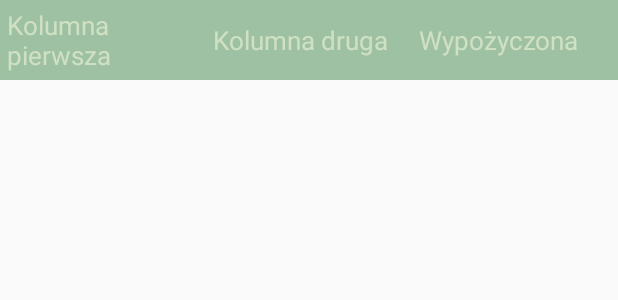
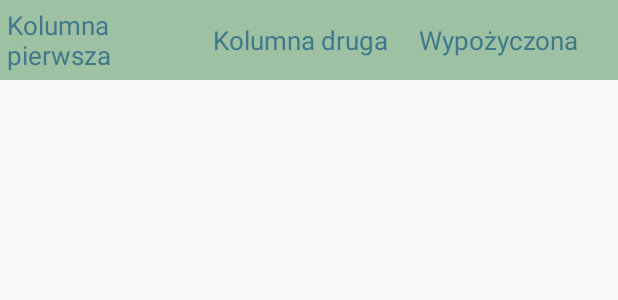
Before and after one commit to Rafi6677/APPozycze---Lending-App-Android, an Android app: the layout item_row.xml on its own in the app's theme, with its tools: preview values and no code run, on a phone screen of 412 x 824 dp. Shown: the top 300 px of the screen. Run offline under Robolectric (Android 15) with nearby library versions, the light colour scheme and no system bars.

Commit message:
Displaying books from database

```diff
--- a/app/src/main/java/com/example/appozycze/database/BookDAO.kt
+++ b/app/src/main/java/com/example/appozycze/database/BookDAO.kt
@@ -2,6 +2,7 @@ package com.example.appozycze.database
 
 import androidx.room.Dao
 import androidx.room.Insert
+import androidx.room.Query
 
 @Dao
 interface BookDAO {
@@ -9,4 +10,7 @@ interface BookDAO {
     @Insert
     fun saveBook(book: BookEntity)
 
+    @Query("SELECT * FROM BookEntity")
+    fun getBooks(): List<BookEntity>
+
 }
--- a/app/src/main/res/layout/activity_books.xml
+++ b/app/src/main/res/layout/activity_books.xml
@@ -36,6 +36,7 @@
                 android:text="Autor"
                 android:textColor="@color/colorPastelGrey"
                 android:textSize="20sp"
+                android:textStyle="bold"
                 android:gravity="center"
                 android:id="@+id/bookAuthor_TitleTextView"
                 android:background="@drawable/textview_title_background"
@@ -49,6 +50,7 @@
                 android:text="Tytuł"
                 android:textColor="@color/colorPastelGrey"
                 android:textSize="20sp"
+                android:textStyle="bold"
                 android:gravity="center"
                 android:id="@+id/bookTitle_TitleTextView"
                 android:background="@drawable/textview_title_background"
@@ -62,6 +64,7 @@
                 android:text="Status"
                 android:textColor="@color/colorPastelGrey"
                 android:textSize="20sp"
+                android:textStyle="bold"
                 android:gravity="center"
                 android:id="@+id/bookStatus_TitleTextView"
                 android:background="@drawable/textview_title_background"
@@ -81,6 +84,6 @@
             app:layout_constraintBottom_toBottomOf="parent"
             app:layout_constraintStart_toStartOf="parent"
             app:layout_constraintTop_toBottomOf="@+id/linearLayout"
-            android:id="@+id/bookList_RecyclerView"/>
+            android:id="@+id/booksList_RecyclerView"/>
 
 </androidx.constraintlayout.widget.ConstraintLayout>
--- a/app/src/main/res/layout/activity_games.xml
+++ b/app/src/main/res/layout/activity_games.xml
@@ -80,7 +80,8 @@
             app:layout_constraintEnd_toEndOf="parent"
             app:layout_constraintBottom_toBottomOf="parent"
             app:layout_constraintStart_toStartOf="parent"
-            app:layout_constraintTop_toBottomOf="@+id/linearLayout" android:id="@+id/gameList_RecyclerView">
+            app:layout_constraintTop_toBottomOf="@+id/linearLayout"
+            android:id="@+id/gameList_RecyclerView">
     </androidx.recyclerview.widget.RecyclerView>
 
 </androidx.constraintlayout.widget.ConstraintLayout>
--- a/app/src/main/res/layout/item_row.xml
+++ b/app/src/main/res/layout/item_row.xml
@@ -9,7 +9,7 @@
 
     <TextView
             android:text="Kolumna pierwsza"
-            android:textColor="@color/colorPastelGrey"
+            android:textColor="@color/colorTealBlue"
             android:textSize="17sp"
             android:id="@+id/firstColumnRow_TextView"
             android:layout_gravity="center"
@@ -21,7 +21,7 @@
 
     <TextView
             android:text="Kolumna druga"
-            android:textColor="@color/colorPastelGrey"
+            android:textColor="@color/colorTealBlue"
             android:textSize="17sp"
             android:id="@+id/secondColumnRow_TextView"
             android:layout_gravity="center"
@@ -33,7 +33,7 @@
 
     <TextView
             android:text="Wypożyczona"
-            android:textColor="@color/colorPastelGrey"
+            android:textColor="@color/colorTealBlue"
             android:textSize="17sp"
             android:id="@+id/thirdColumnRow_TextView"
             android:layout_gravity="center"
```
Also changed, not shown: app/src/main/java/com/example/appozycze/activities/books/BooksActivity.kt (+35 -0 lines), app/src/main/java/com/example/appozycze/viewmodels/BookItem.kt (+11 -4 lines).
